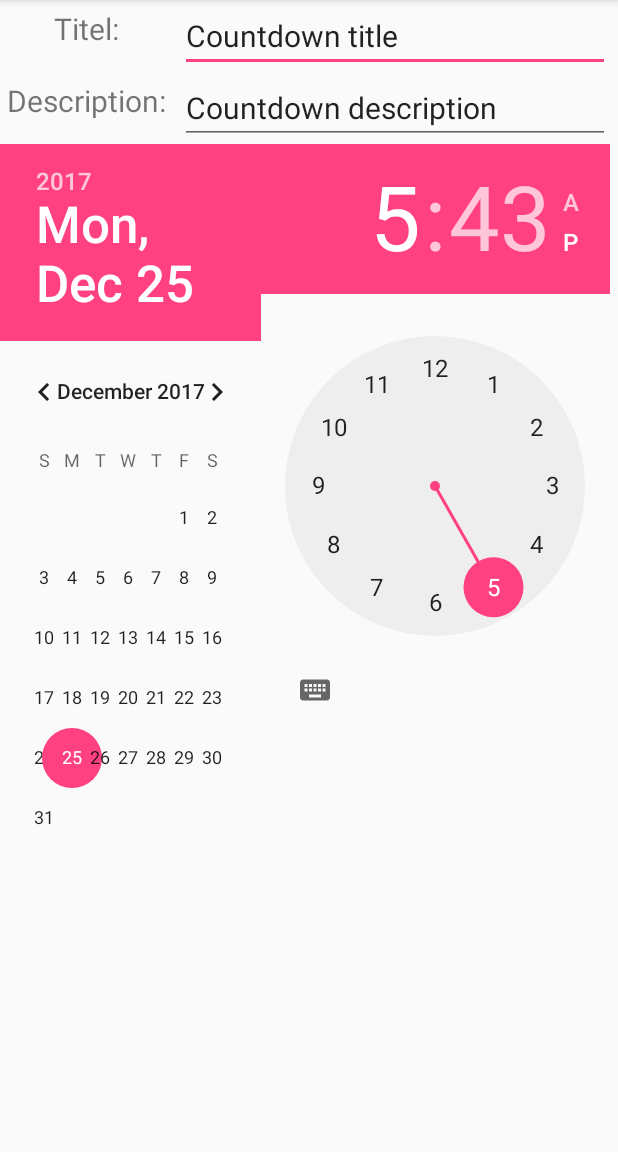
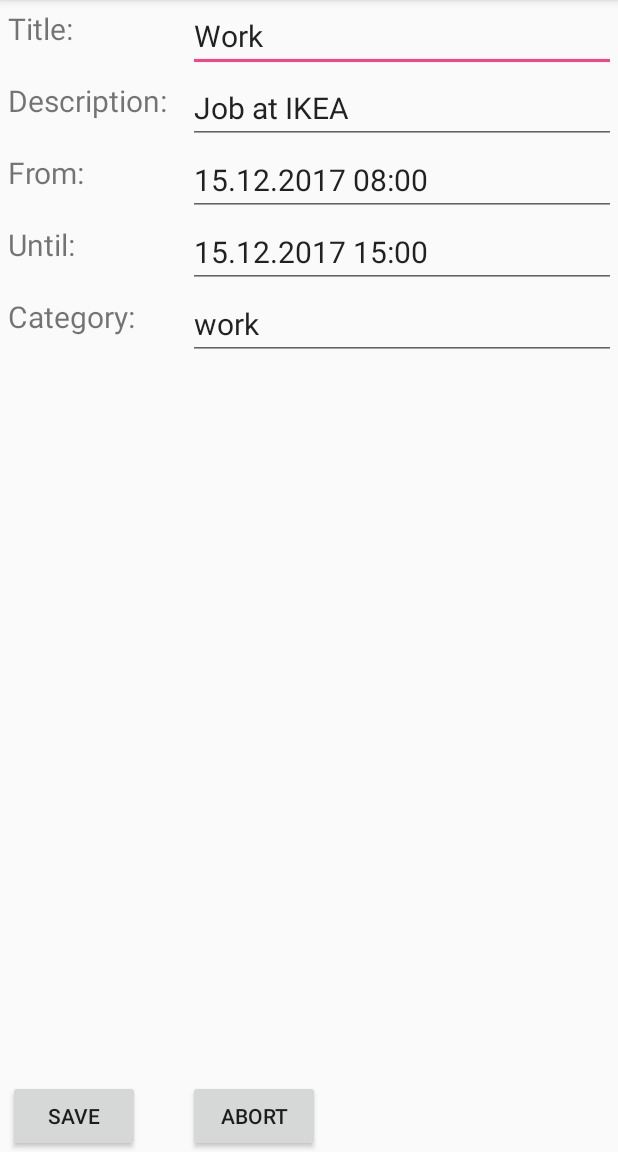
Before and after one commit to wsdt/SurviveTheDay, an Android app: the ModifyCountdownActivity screen opened directly, with no data from a screen before it, on a phone screen of 412 x 824 dp, the part 84-1236 px from its top. Run offline under Robolectric (Android 15) with nearby library versions, the phone set to English and light mode, and no system bars.

Commit message:
modify countdown

```diff
--- a/app/src/main/java/kevkevin/wsdt/tagueberstehen/classes/StorageMgr/InternalStorageMgr.java
+++ b/app/src/main/java/kevkevin/wsdt/tagueberstehen/classes/StorageMgr/InternalStorageMgr.java
@@ -41,10 +41,10 @@ public class InternalStorageMgr {
                 //Countdown Id determines indexposition of that element in arraylist!
                 if (onlyActiveCountdowns) {
                     if (Boolean.parseBoolean(lineArr[7])) { //is this specific countdown active? only then add it, because we only want active countdowns
-                        allCountdowns.add(Integer.parseInt(lineArr[0]), new Countdown(this.getContext(), Integer.parseInt(lineArr[0]), lineArr[1], lineArr[2], lineArr[3], lineArr[4], lineArr[5], lineArr[6], Boolean.parseBoolean(lineArr[7])));
+                        allCountdowns.add(Integer.parseInt(lineArr[0]), new Countdown(this.getContext(), Integer.parseInt(lineArr[0]), lineArr[1], lineArr[2], lineArr[3], lineArr[4], lineArr[5], lineArr[6], lineArr[7], Boolean.parseBoolean(lineArr[7])));
                     }
                 } else {
-                    allCountdowns.add(Integer.parseInt(lineArr[0]), new Countdown(this.getContext(), Integer.parseInt(lineArr[0]), lineArr[1], lineArr[2], lineArr[3], lineArr[4], lineArr[5], lineArr[6], Boolean.parseBoolean(lineArr[7])));
+                    allCountdowns.add(Integer.parseInt(lineArr[0]), new Countdown(this.getContext(), Integer.parseInt(lineArr[0]), lineArr[1], lineArr[2], lineArr[3], lineArr[4], lineArr[5], lineArr[6], lineArr[7], Boolean.parseBoolean(lineArr[7])));
                 }
             }
         } catch (NumberFormatException e) {
@@ -91,7 +91,7 @@ public class InternalStorageMgr {
         //Map arraylist onto sharedpreferences
         SharedPreferences.Editor editor = getAllCountdowns_SharedPref().edit();
         for (Countdown countdown : this.allCountdowns) {
-            String countdownString = countdown.getCountdownId()+";"+countdown.getCountdownTitle()+";"+countdown.getCountdownDescription()+";"+countdown.getUntilDateTime()+";"+countdown.getCreatedDateTime()+";"+countdown.getLastEditDateTime()+";"+countdown.getCategory()+";"+countdown.isActive();
+            String countdownString = countdown.getCountdownId()+";"+countdown.getCountdownTitle()+";"+countdown.getCountdownDescription()+";"+countdown.getStartDateTime()+";"+countdown.getUntilDateTime()+";"+countdown.getCreatedDateTime()+";"+countdown.getLastEditDateTime()+";"+countdown.getCategory()+";"+countdown.isActive();
             Log.d(TAG,"setSaveAllCountdowns: Saved string is COUNTDOWN_"+countdown.getCountdownId()+"/"+countdownString);
             editor.putString("COUNTDOWN_"+countdown.getCountdownId(),countdownString);
         }
--- a/app/src/main/res/layout/activity_modify_countdown.xml
+++ b/app/src/main/res/layout/activity_modify_countdown.xml
@@ -1,78 +1,102 @@
 <?xml version="1.0" encoding="utf-8"?>
-<LinearLayout xmlns:android="http://schemas.android.com/apk/res/android"
+<GridLayout xmlns:android="http://schemas.android.com/apk/res/android"
     xmlns:app="http://schemas.android.com/apk/res-auto"
     xmlns:tools="http://schemas.android.com/tools"
     android:layout_width="match_parent"
     android:layout_height="match_parent"
-    android:orientation="vertical"
+    android:orientation="horizontal"
     android:layout_marginEnd="5dp"
     android:layout_marginRight="5dp"
+    android:layout_marginStart="5dp"
+    android:layout_marginLeft="5dp"
+    android:columnCount="2"
     tools:context="kevkevin.wsdt.tagueberstehen.ModifyCountdownActivity">
 
-
-    <LinearLayout
-        android:id="@+id/countdownTitle"
-        android:orientation="horizontal"
-        android:layout_width="match_parent"
-        android:layout_height="wrap_content">
+        <!-- TITLE -->
         <TextView
+            android:layout_gravity="start|top"
             android:layout_width="120dp"
-            android:layout_height="match_parent"
             style="@style/textForForm"
-            android:textAlignment="center"
             android:layout_marginTop="5dp"
-            android:text="Titel: "/>
+            android:text="Title: "/>
         <EditText
+            android:layout_gravity="start|top"
             android:id="@+id/countdownTitleValue"
             style="@style/textForForm"
             android:hint="Saturday Work - IKEA"
-            android:layout_width="0dp"
-            android:layout_height="match_parent"
-            android:layout_weight="1"
+            android:layout_width="match_parent"
             android:ems="10"
             android:inputType="textCapCharacters"
-            android:text="Countdown title" />
-    </LinearLayout>
-    <LinearLayout
-        android:id="@+id/countdownDescription"
-        android:orientation="horizontal"
-        android:layout_width="match_parent"
-        android:layout_height="wrap_content">
+            android:text="Work" />
+    <!-- DESCRIPTION -->
         <TextView
+            android:layout_gravity="start|top"
             android:layout_width="120dp"
-            android:layout_height="match_parent"
             style="@style/textForForm"
-            android:textAlignment="center"
             android:layout_marginTop="5dp"
             android:text="Description: "/>
         <EditText
+            android:layout_gravity="start|top"
             android:id="@+id/countdownDescriptionValue"
             style="@style/textForForm"
             android:hint="Working from 8 a.m - 6 p.m."
-            android:layout_width="0dp"
-            android:layout_height="match_parent"
-            android:layout_weight="1"
-            android:ems="10"
+            android:layout_width="match_parent"
             android:inputType="textCapCharacters"
-            android:text="Countdown description" />
-    </LinearLayout>
-    <LinearLayout
-        android:orientation="horizontal"
-        android:layout_width="wrap_content"
-        android:layout_height="wrap_content">
-        <DatePicker
-            android:layout_width="match_parent"
-            android:layout_height="match_parent"
-            android:layout_weight="1"/>
-        <TimePicker
-            android:id="@+id/untilDateTimeValue"
-            style="@style/textForForm"
-            android:hint="Working from 8 a.m - 6 p.m."
-            android:layout_width="match_parent"
-            android:layout_height="match_parent"
-            android:layout_weight="1"
-            android:ems="10"
-            android:inputType="datetime"
-            android:text="Countdown until" />
-    </LinearLayout>
-</LinearLayout>
+            android:text="Job at IKEA" />
+    <!-- Start Datetime -->
+    <TextView
+        android:layout_gravity="start|top"
+        android:layout_width="120dp"
+        style="@style/textForForm"
+        android:layout_marginTop="5dp"
+        android:text="From: "/>
+    <EditText
+        android:layout_gravity="start|top"
+        android:id="@+id/startDateTimeValue"
+        style="@style/textForForm"
+        android:hint="dd.MM.YYYY hh:mm:ss"
+        android:layout_width="match_parent"
+        android:inputType="datetime"
+        android:text="15.12.2017 08:00" />
+    <!-- Until Datetime
+    TODO: http://www.truiton.com/2013/03/android-pick-date-time-from-edittext-onclick-event/ >>> super Lösung
+    -->
+    <TextView
+        android:layout_gravity="start|top"
+        android:layout_width="120dp"
+        style="@style/textForForm"
+        android:layout_marginTop="5dp"
+        android:text="Until: "/>
+    <EditText
+        android:layout_gravity="start|top"
+        android:id="@+id/untilDateTimeValue"
+        style="@style/textForForm"
+        android:hint="dd.MM.YYYY hh:mm:ss"
+        android:layout_width="match_parent"
+        android:inputType="datetime"
+        android:text="15.12.2017 15:00" />
+    <!-- Category -->
+    <TextView
+        android:layout_gravity="start|top"
+        android:layout_width="120dp"
+        style="@style/textForForm"
+        android:layout_marginTop="5dp"
+        android:text="Category: "/>
+    <EditText
+        android:layout_gravity="start|top"
+        android:id="@+id/categoryValue"
+        style="@style/textForForm"
+        android:hint="work, school etc."
+        android:layout_width="match_parent"
+        android:inputType="numberDecimal"
+        android:text="work" />
+    <Button
+        android:id="@+id/saveCountdown"
+        android:text="Save"
+        android:onClick="onSaveClick"
+        android:padding="5dp" />
+    <Button
+        android:id="@+id/abortCountdown"
+        android:text="Abort"
+        android:padding="5dp" />
+</GridLayout>
```
Also changed, not shown: app/src/main/java/kevkevin/wsdt/tagueberstehen/ModifyCountdownActivity.java (+82 -0 lines), app/src/main/java/kevkevin/wsdt/tagueberstehen/classes/Countdown.java (+29 -1 lines), app/src/main/java/kevkevin/wsdt/tagueberstehen/classes/Notification.java (+0 -21 lines).
